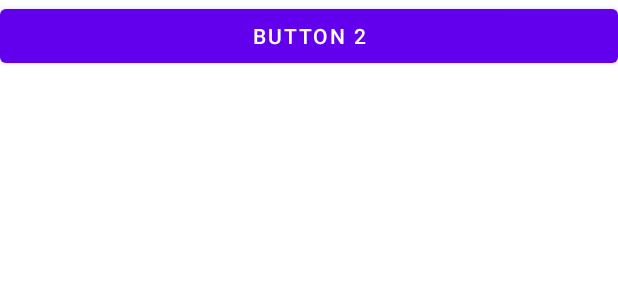
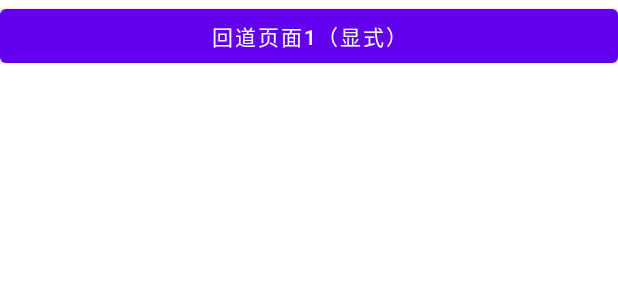
Before and after one commit to JustinFoxy/MyAndroidStudioProject, an Android app: the layout second_layout.xml on its own in the app's theme, with its tools: preview values and no code run, on a phone screen of 412 x 824 dp. Shown: the top 300 px of the screen. Run offline under Robolectric (Android 15) with nearby library versions, the light colour scheme and no system bars.

Commit message:
update
给第二个页面添加了显式跳转回去

```diff
--- a/MyAndroidStudioActivity/app/src/main/res/layout/activity_second.xml
+++ b/MyAndroidStudioActivity/app/src/main/res/layout/second_layout.xml
@@ -7,9 +7,9 @@
     tools:context=".SecondActivity">
 
     <Button
-        android:id="@+id/btn2"
+        android:id="@+id/second_layout_button_1"
         android:layout_width="match_parent"
         android:layout_height="wrap_content"
-        android:text="@string/button_2"/>
+        android:text="@string/second_layout_button_1"/>
 
 </LinearLayout>
--- a/MyAndroidStudioActivity/app/src/main/res/values/strings.xml
+++ b/MyAndroidStudioActivity/app/src/main/res/values/strings.xml
@@ -2,9 +2,9 @@
     <string name="app_name">Activity</string>
     <string name="first_layout_button_1">跳转到第二个页面（显式）</string>
     <string name="label学号姓名">2411644邱志成 第一个页面</string>
-    <string name="button_2">Button 2</string>
     <string name="first_layout_button_2">跳转到第二个页面（隐式）</string>
     <string name="first_layout_button_3">打开百度引擎（使用intent）</string>
-    <string name="first_layout_button_4">打电话（使用intent）</string>
+    <string name="first_layout_button_4">打电话给自己（使用intent）</string>
     <string name="first_layout_button_5">切换图片</string>
+    <string name="second_layout_button_1">回道页面1（显式）</string>
 </resources>
```
Also changed, not shown: MyAndroidStudioActivity/app/src/main/java/com/example/activity/SecondActivity.java (+26 -5 lines).
